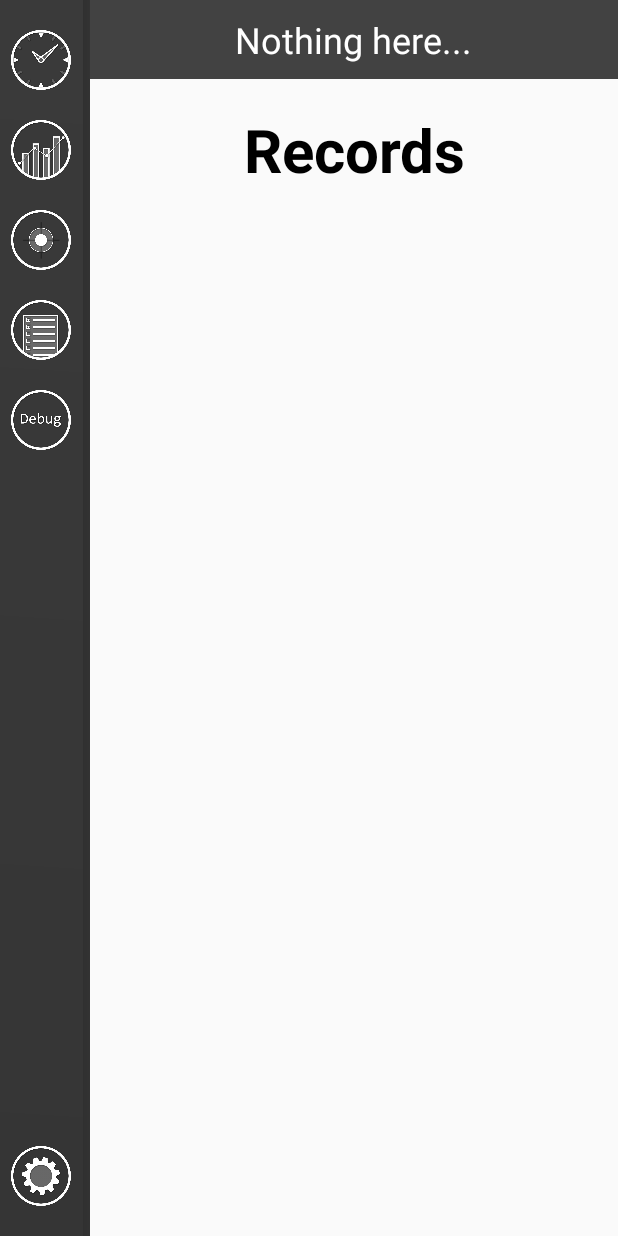
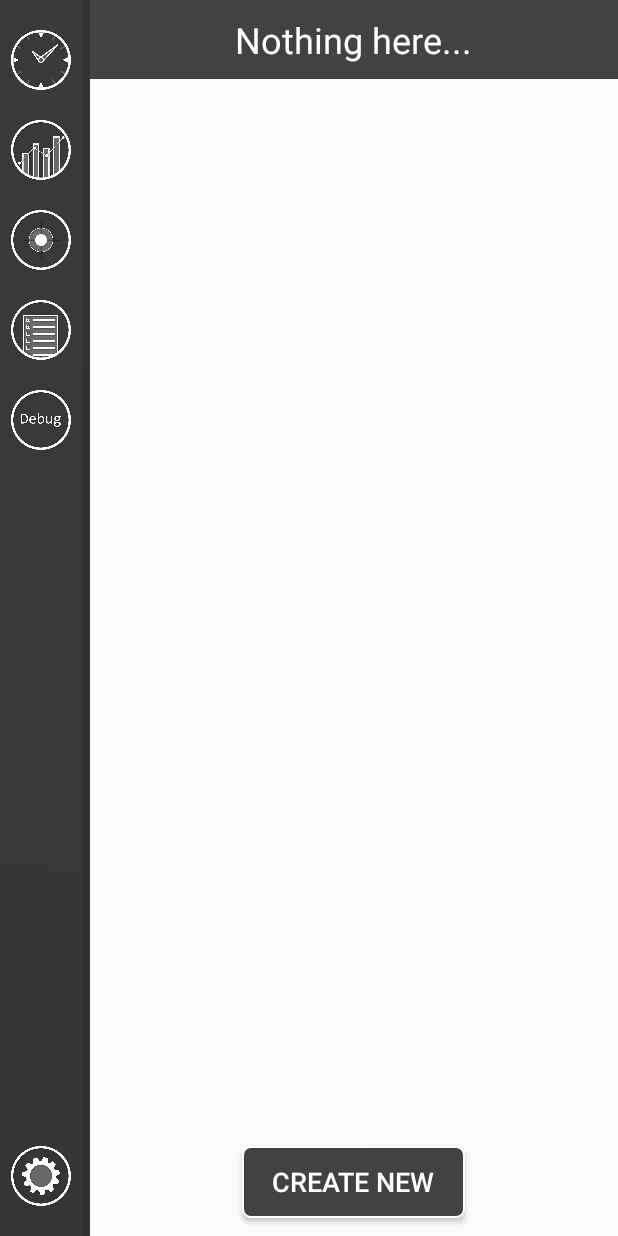
Before and after one commit to Jie-He/ATracker, an Android app: the fragment RecordsFragment placed in its activity, on a phone screen of 412 x 824 dp. Run offline under Robolectric (Android 15) with nearby library versions, the phone set to English and light mode, and no system bars; libraries missing offline, so code that uses them is left out: com.github.mikephil.charting; 2 statements that could not run were skipped.

Commit message:
RecordPage Almost done..

```diff
--- a/app/src/main/java/com/example/jiehe/atracker/MainActivity.java
+++ b/app/src/main/java/com/example/jiehe/atracker/MainActivity.java
@@ -55,7 +55,7 @@ public class MainActivity extends AppCompatActivity implements NewActivity.NewAc
         mainGraphFrag = new GraphFragment(); mainGraphFrag.setFileManager(fm);
         mainSettingFrag = new SettingFragment();
         mainGoalFrag = new GoalFragment(); mainGoalFrag.setFM(fm);
-        mainRecordsFrag = new RecordsFragment();
+        mainRecordsFrag = new RecordsFragment(); mainRecordsFrag.setFM(fm);
         mainDebugFrag = new DebugFragment(); mainDebugFrag.setFileManager(fm);
 
         lblTitleBar = (TextView)findViewById(R.id.titleBarLabel);
--- a/app/src/main/java/com/example/jiehe/atracker/RecordsFragment.java
+++ b/app/src/main/java/com/example/jiehe/atracker/RecordsFragment.java
@@ -6,20 +6,55 @@ package com.example.jiehe.atracker;
 
 import android.os.Bundle;
 import android.support.annotation.Nullable;
+import android.support.design.widget.Snackbar;
 import android.support.v4.app.Fragment;
 import android.view.LayoutInflater;
 import android.view.View;
 import android.view.ViewGroup;
 import android.widget.Button;
+import android.widget.ListView;
+
+import java.util.ArrayList;
 
 public class RecordsFragment extends Fragment {
+
+  private Button btnCreate;
+  private ListView recordList;
+  private FileManager fm;
+
+  public void setFM(FileManager fm){
+    this.fm = fm;
+  }
 
   @Override
   public View onCreateView(LayoutInflater inflater, @Nullable ViewGroup container, @Nullable Bundle savedInstanceState){
     //return super.onCreateView(inflater, container,savedInstanceState);
-    View view = inflater.inflate(R.layout.frag_records, container, false);
+    View view = inflater.inflate(R.layout.frag_list, container, false);
+
+    btnCreate = (Button)view.findViewById(R.id.btnAddGoal);
+    recordList = (ListView)view.findViewById(R.id.listGoal);
+    btnCreate.setOnClickListener(new View.OnClickListener() {
+      @Override
+      public void onClick(View view) {
+        Snackbar s = Snackbar.make(view, "◉_◉: Code not found!", Snackbar.LENGTH_LONG);
+        s.show();
+      }
+    });
+
+    loadRecords();
 
     return view;
   }
 
+  private void loadRecords() {
+    ArrayList<SingleActivityRecord> sar = fm.getRecords(0, Long.MAX_VALUE, "");
+
+    if(sar.size() > 0 ){
+      RecordAdapter aAdapter = new RecordAdapter(sar, this.getContext(), fm);
+
+      recordList.setAdapter(aAdapter);
+    }
+
+  }
+
 }
--- a/app/src/main/res/layout/frag_records.xml
+++ /dev/null
@@ -1,16 +0,0 @@
-<?xml version="1.0" encoding="utf-8"?>
-<LinearLayout
-    xmlns:android="http://schemas.android.com/apk/res/android" android:layout_width="match_parent"
-    android:layout_height="match_parent">
-
-    <TextView
-        android:gravity="center_horizontal"
-        android:layout_width="match_parent"
-        android:layout_height="wrap_content"
-        android:text="@string/rTitle"
-        android:textColor="#000"
-        android:textStyle="bold"
-        android:layout_marginTop="20dp"
-        android:textSize="40sp"/>
-
-</LinearLayout>
```
Also changed, not shown: app/src/main/java/com/example/jiehe/atracker/ActivityAdapter.java (+3 -6 lines), app/src/main/java/com/example/jiehe/atracker/FileManager.java (+45 -1 lines), app/src/main/java/com/example/jiehe/atracker/GoalFragment.java (+1 -7 lines), app/src/main/java/com/example/jiehe/atracker/RecordAdapter.java (added, +71 -0 lines), app/src/main/res/layout/custom_record_view.xml (added, +72 -0 lines), app/src/main/res/layout/frag_list.xml (renamed from app/src/main/res/layout/frag_goal.xml).
